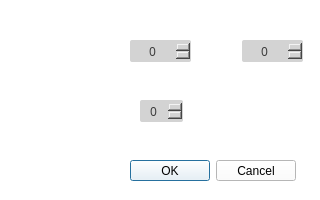
Old version of the form ui/editpanel.ui in the repository tbigad/CrossViewer.
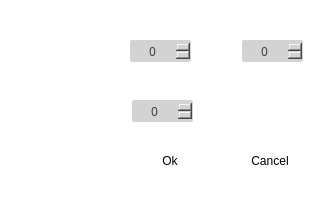
New version of the form. Icons and pictures are not drawn.

```diff
--- a/ui/editpanel.ui
+++ b/ui/editpanel.ui
@@ -14,24 +14,10 @@
    <string>Form</string>
   </property>
   <property name="styleSheet">
-   <string notr="true">background-color: white;</string>
+   <string notr="true">background-color: white;
+border:&quot;2px solid rgb(0, 0, 0)&quot;;
+border-radius:2px;</string>
   </property>
-  <widget class="QDialogButtonBox" name="buttonBox">
-   <property name="geometry">
-    <rect>
-     <x>130</x>
-     <y>160</y>
-     <width>166</width>
-     <height>21</height>
-    </rect>
-   </property>
-   <property name="styleSheet">
-    <string notr="true">color:black;</string>
-   </property>
-   <property name="standardButtons">
-    <set>QDialogButtonBox::Cancel|QDialogButtonBox::Ok</set>
-   </property>
-  </widget>
   <widget class="QSpinBox" name="spinBoxHeight">
    <property name="geometry">
     <rect>
@@ -103,9 +89,9 @@
   <widget class="QSpinBox" name="spinBoxPesent">
    <property name="geometry">
     <rect>
-     <x>140</x>
+     <x>132</x>
      <y>100</y>
-     <width>43</width>
+     <width>61</width>
      <height>22</height>
     </rect>
    </property>
@@ -191,6 +177,41 @@
     <string/>
    </property>
   </widget>
+  <widget class="QPushButton" name="btn_OK">
+   <property name="geometry">
+    <rect>
+     <x>130</x>
+     <y>150</y>
+     <width>80</width>
+     <height>21</height>
+    </rect>
+   </property>
+   <property name="styleSheet">
+    <string notr="true">color:black;
+
+border:&quot;1px solid black&quot;;</string>
+   </property>
+   <property name="text">
+    <string>Ok</string>
+   </property>
+  </widget>
+  <widget class="QPushButton" name="pushCancel">
+   <property name="geometry">
+    <rect>
+     <x>230</x>
+     <y>150</y>
+     <width>80</width>
+     <height>21</height>
+    </rect>
+   </property>
+   <property name="styleSheet">
+    <string notr="true">border:&quot;1px solid black&quot;;
+color:black;</string>
+   </property>
+   <property name="text">
+    <string>Cancel</string>
+   </property>
+  </widget>
  </widget>
  <resources/>
  <connections/>
```
